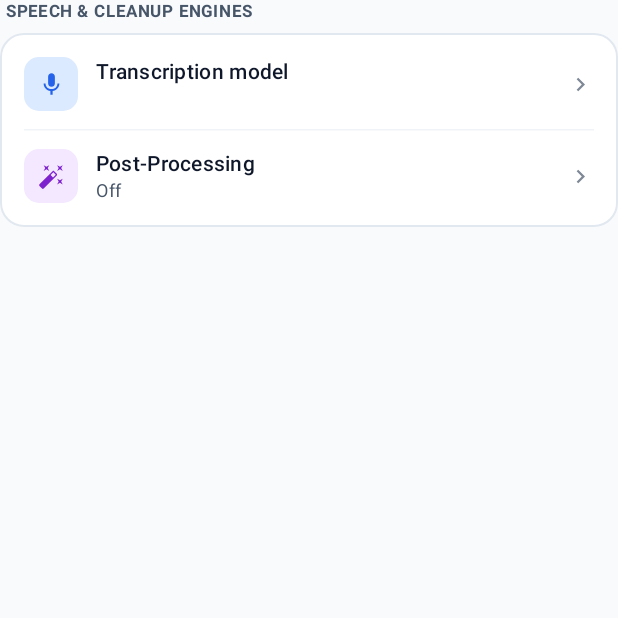
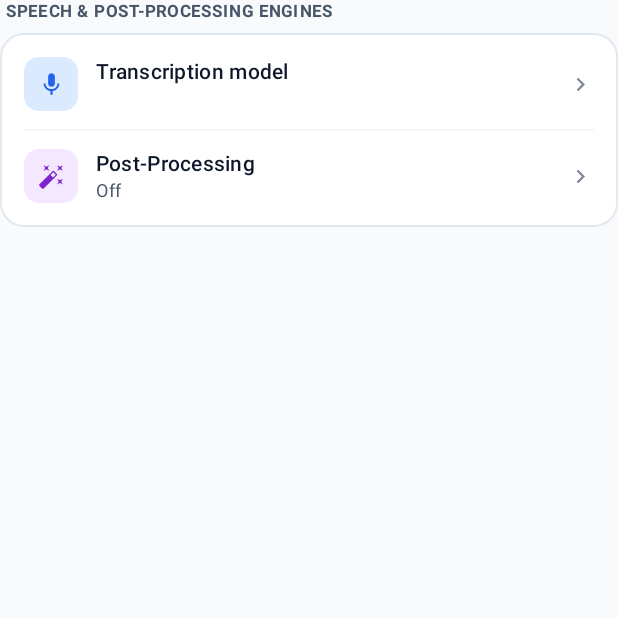
Before and after one commit to stevengonsalvez/sayso, an Android app built with Jetpack Compose: the composable ActiveModelsCard called with empty values, on a phone screen of 412 x 824 dp, the top half of it. Run offline under Robolectric (Android 15) with nearby library versions, the light colour scheme and no system bars.

Commit message:
feat(ui): update home screen header to post-processing engines

```diff
--- a/app/src/main/kotlin/com/shotclubhouse/sayso/ui/HomeScreen.kt
+++ b/app/src/main/kotlin/com/shotclubhouse/sayso/ui/HomeScreen.kt
@@ -731,7 +731,7 @@ private fun ActiveModelsCard(
 ) {
     Column {
         Text(
-            text = "SPEECH & CLEANUP ENGINES",
+            text = "SPEECH & POST-PROCESSING ENGINES",
             style = MaterialTheme.typography.labelSmall,
             fontWeight = FontWeight.Bold,
             color = MaterialTheme.colorScheme.onSurfaceVariant,
```
